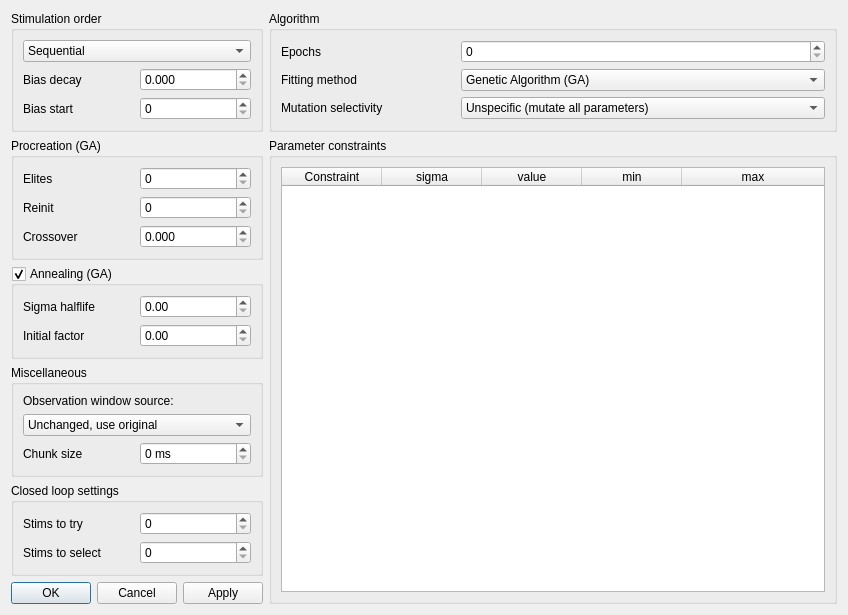
Above: src/gui/gafittersettingsdialog.ui from CompEphys-team/rtdo before the change. Below: the same form after it.
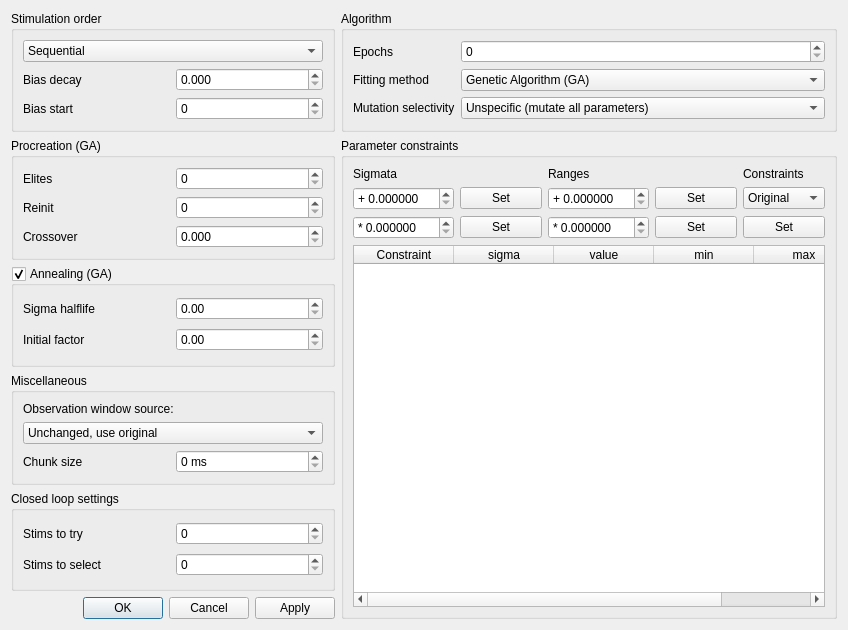
That is the form after the change.

Commit message: Added UX: all-parameter range/sigma set funcs in GAFitterSettings

```diff
--- a/src/gui/gafittersettingsdialog.ui
+++ b/src/gui/gafittersettingsdialog.ui
@@ -7,7 +7,7 @@
     <x>0</x>
     <y>0</y>
     <width>848</width>
-    <height>606</height>
+    <height>630</height>
    </rect>
   </property>
   <property name="windowTitle">
@@ -146,7 +146,7 @@
       <string>Parameter constraints</string>
      </property>
      <layout class="QGridLayout" name="gridLayout_4">
-      <item row="0" column="0">
+      <item row="3" column="0" colspan="5">
        <widget class="QTableWidget" name="constraints">
         <attribute name="horizontalHeaderStretchLastSection">
          <bool>true</bool>
@@ -178,6 +178,149 @@
         </column>
        </widget>
       </item>
+      <item row="0" column="4">
+       <widget class="QLabel" name="label_15">
+        <property name="text">
+         <string>Constraints</string>
+        </property>
+       </widget>
+      </item>
+      <item row="1" column="4">
+       <widget class="QComboBox" name="constraints_all">
+        <item>
+         <property name="text">
+          <string>Original</string>
+         </property>
+        </item>
+        <item>
+         <property name="text">
+          <string>Range</string>
+         </property>
+        </item>
+        <item>
+         <property name="text">
+          <string>Fixed</string>
+         </property>
+        </item>
+        <item>
+         <property name="text">
+          <string>Target</string>
+         </property>
+        </item>
+        <item>
+         <property name="text">
+          <string>Reset</string>
+         </property>
+        </item>
+       </widget>
+      </item>
+      <item row="1" column="2">
+       <widget class="QDoubleSpinBox" name="range_add">
+        <property name="prefix">
+         <string>+ </string>
+        </property>
+        <property name="decimals">
+         <number>6</number>
+        </property>
+        <property name="maximum">
+         <double>999.000000000000000</double>
+        </property>
+       </widget>
+      </item>
+      <item row="2" column="1">
+       <widget class="QPushButton" name="sigma_mul_set">
+        <property name="text">
+         <string>Set</string>
+        </property>
+       </widget>
+      </item>
+      <item row="0" column="2">
+       <widget class="QLabel" name="label_17">
+        <property name="text">
+         <string>Ranges</string>
+        </property>
+       </widget>
+      </item>
+      <item row="1" column="1">
+       <widget class="QPushButton" name="sigma_add_set">
+        <property name="text">
+         <string>Set</string>
+        </property>
+       </widget>
+      </item>
+      <item row="1" column="0">
+       <widget class="QDoubleSpinBox" name="sigma_add">
+        <property name="prefix">
+         <string>+ </string>
+        </property>
+        <property name="decimals">
+         <number>6</number>
+        </property>
+        <property name="maximum">
+         <double>999.000000000000000</double>
+        </property>
+       </widget>
+      </item>
+      <item row="2" column="3">
+       <widget class="QPushButton" name="range_mul_set">
+        <property name="text">
+         <string>Set</string>
+        </property>
+       </widget>
+      </item>
+      <item row="2" column="0">
+       <widget class="QDoubleSpinBox" name="sigma_mul">
+        <property name="prefix">
+         <string>* </string>
+        </property>
+        <property name="decimals">
+         <number>6</number>
+        </property>
+        <property name="maximum">
+         <double>999.000000000000000</double>
+        </property>
+        <property name="singleStep">
+         <double>0.100000000000000</double>
+        </property>
+       </widget>
+      </item>
+      <item row="0" column="0">
+       <widget class="QLabel" name="label_16">
+        <property name="text">
+         <string>Sigmata</string>
+        </property>
+       </widget>
+      </item>
+      <item row="1" column="3">
+       <widget class="QPushButton" name="range_add_set">
+        <property name="text">
+         <string>Set</string>
+        </property>
+       </widget>
+      </item>
+      <item row="2" column="4">
+       <widget class="QPushButton" name="constraints_set">
+        <property name="text">
+         <string>Set</string>
+        </property>
+       </widget>
+      </item>
+      <item row="2" column="2">
+       <widget class="QDoubleSpinBox" name="range_mul">
+        <property name="prefix">
+         <string>* </string>
+        </property>
+        <property name="decimals">
+         <number>6</number>
+        </property>
+        <property name="maximum">
+         <double>999.000000000000000</double>
+        </property>
+        <property name="singleStep">
+         <double>0.100000000000000</double>
+        </property>
+       </widget>
+      </item>
      </layout>
     </widget>
    </item>
```
The commit also changes 1 other file.
